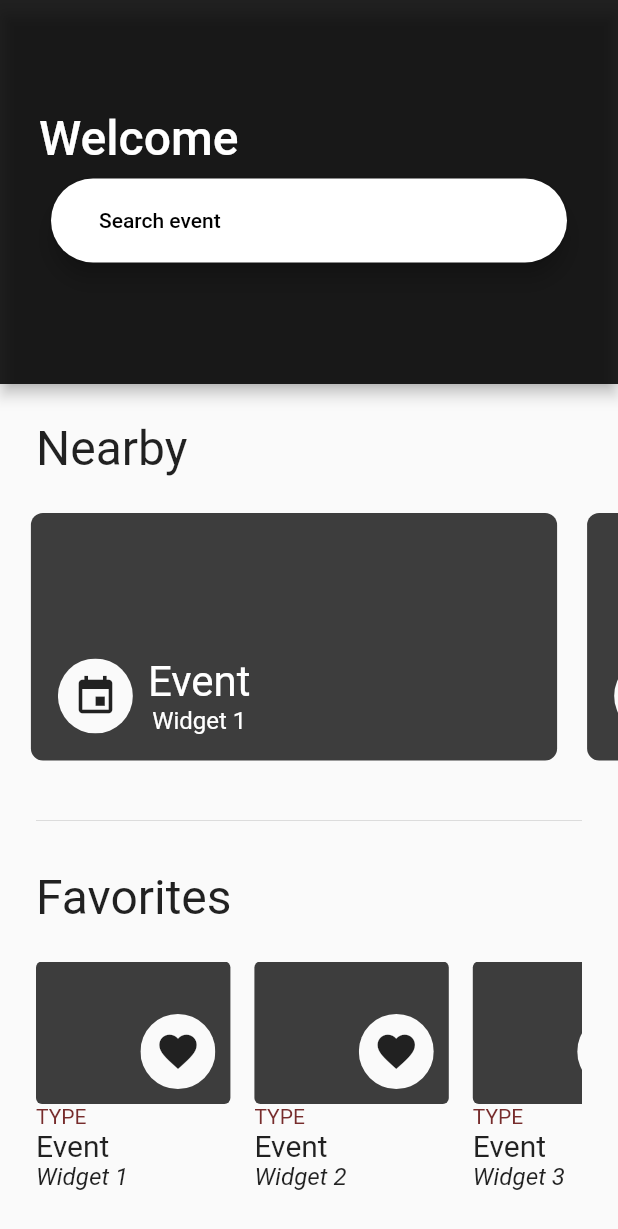
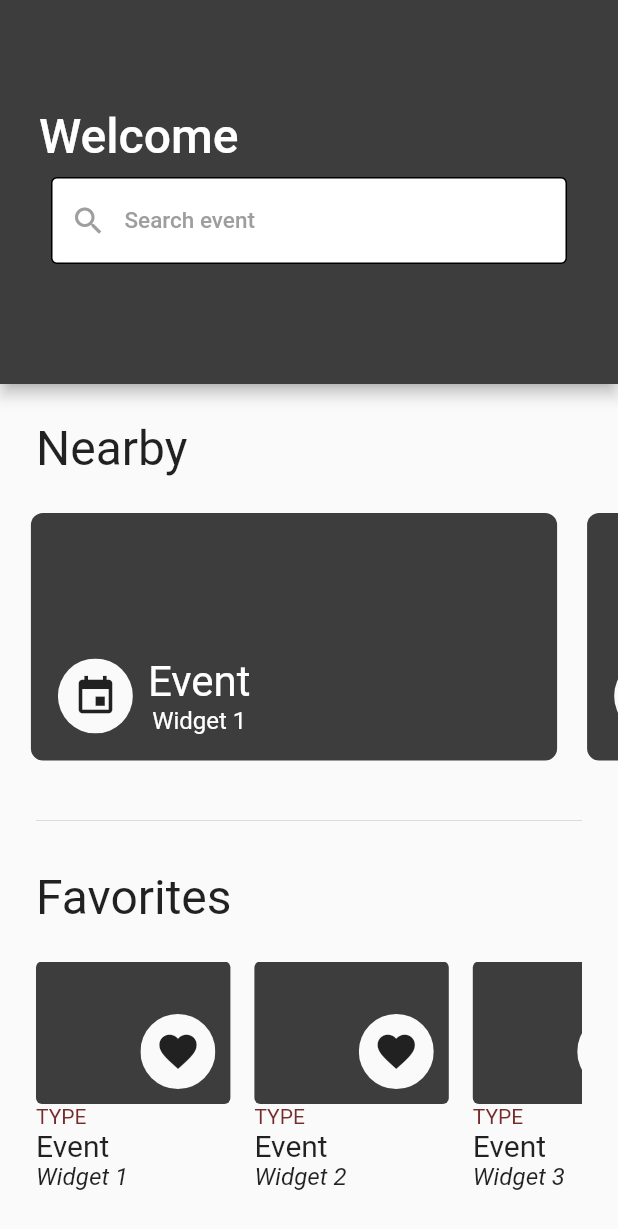
Before and after one commit to brfideliza/brfideliza, a Flutter app: the screen it shows after launch, on a phone screen of 412 x 824 dp. Shown: the top 1229 px of the screen. Run offline on Flutter 3.47's test engine with Material 2 defaults, Android fonts, the phone set to English and light mode, and no system bars; drawn by our look-alikes of carousel_slider; our stand-ins replace cloud_firestore, firebase_auth, firebase_core, fluttertoast; accounts and stored records are empty.

Commit message:
updates in search bar

```diff
--- a/lib/screens/initials/explore_screen.dart
+++ b/lib/screens/initials/explore_screen.dart
@@ -27,23 +27,47 @@ class _ExploreScreenState extends State<ExploreScreen> {
                 ),
                 Padding(
                   padding: const EdgeInsets.all(8.0),
-                  child: SearchAnchor(builder:
-                      (BuildContext context, SearchController controller) {
-                    return SearchBar(
+                  child: SearchAnchor(
+                    builder: (BuildContext context, SearchController controller) {
+                      return Container(
+                        decoration: BoxDecoration(
+                          borderRadius: BorderRadius.circular(4),
+                          border: Border.all(),
+                          color: Colors.white
+                        ),
+                        child: SearchBar(
                           controller: controller,
                           padding: const MaterialStatePropertyAll<EdgeInsets>(
-                          EdgeInsets.symmetric(horizontal: 4.0)),
+                            EdgeInsets.symmetric(horizontal: 12.0),
+                          ),
                           onTap: () {
                             controller.openView();
                           },
                           onChanged: (_) {
                             controller.openView();
                           },
-                      leading: const Icon(Icons.search),
+                          leading: const Icon(Icons.search,
+                              color: Colors.grey,
+                            ),
                           hintText: "Search event",
+                          hintStyle: MaterialStateProperty.resolveWith((states) {
+                            if (states.contains(MaterialState.focused)) {
+                              return TextStyle(
+                                color: Colors.black,
+                                fontSize: 15
                               );
-                  }, suggestionsBuilder:
-                      (BuildContext context, SearchController controller) {
+                            }
+                            return TextStyle(
+                              color: Colors.grey,
+                              fontSize: 15
+                            );
+                          }),
+                          backgroundColor: MaterialStateProperty.all<Color>(Colors.transparent),
+                          shadowColor: MaterialStateProperty.all<Color>(Colors.transparent),
+                        ),
+                      );
+                    },
+                    suggestionsBuilder: (BuildContext context, SearchController controller) {
                       return List<ListTile>.generate(5, (int index) {
                         final String event = 'event $index';
                         return ListTile(
@@ -55,15 +79,18 @@ class _ExploreScreenState extends State<ExploreScreen> {
                           },
                         );
                       });
-                  }),
+                    },
                   ),
+                )
+
               ],
             ),
           ),
           toolbarHeight: 256,
-          backgroundColor: Colors.black87,
+          backgroundColor: const Color(0xFF3D3D3D),
+
         ),
-        body: Container(
+        body: SingleChildScrollView(
           child: Column(
             crossAxisAlignment: CrossAxisAlignment.start,
             children: [
@@ -97,6 +124,7 @@ class _ExploreScreenState extends State<ExploreScreen> {
                               decoration: BoxDecoration(
                                 color: const Color(0xFF3D3D3D),
                                 borderRadius: BorderRadius.circular(4.0),
+
                               ),
                               child: const Column(
                                 mainAxisAlignment: MainAxisAlignment.end,
```
Lines whose indentation alone changed are shown as unchanged.
